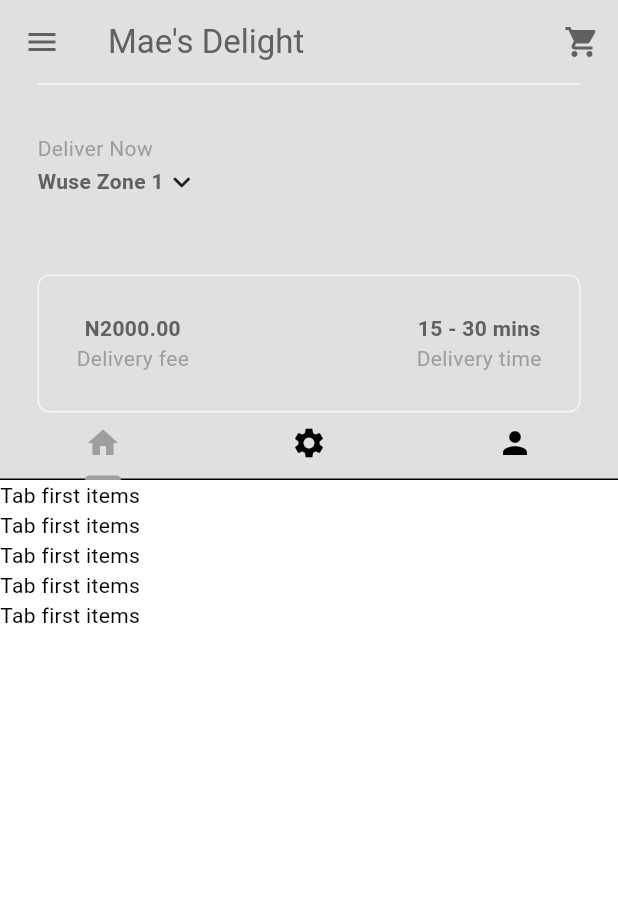
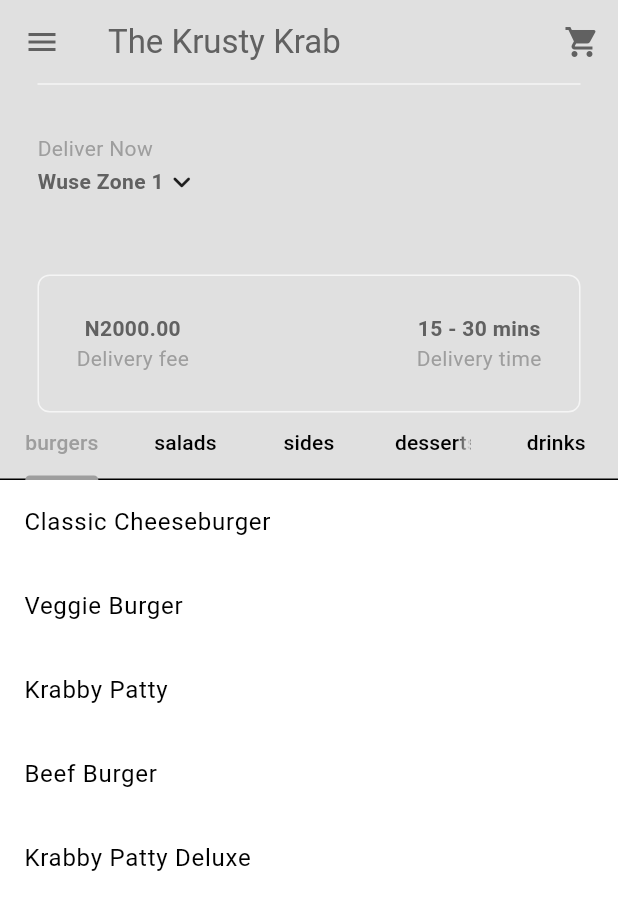
Before and after one commit to dr33k/delivr, a Flutter app: the screen it shows after launch, after a tap on "Sign In", on a phone screen of 412 x 824 dp. Shown: the top 910 px of the screen. Run offline on Flutter 3.47's test engine with Material 3 defaults, Android fonts, the phone set to English and light mode, and no system bars; our stand-ins replace bloc, cloud_firestore, firebase_auth, firebase_core, rxdart; missing offline and left inert: dart:ffi; accounts and stored records are empty.

Commit message:
Implemented TabView for FoodList by category

```diff
--- a/lib/components/app_sliver_app_bar.dart
+++ b/lib/components/app_sliver_app_bar.dart
@@ -15,7 +15,7 @@ class AppSliverAppBar extends StatelessWidget {
     return SliverAppBar(
       backgroundColor:Theme.of(context).colorScheme.background,
       foregroundColor:Theme.of(context).colorScheme.inversePrimary,
-      title: const Text('Mae\'s Delight'),
+      title: const Text('The Krusty Krab'),
       flexibleSpace: FlexibleSpaceBar(
           background: Padding(
             padding: const EdgeInsets.only(bottom: 20.0),
--- a/lib/components/app_tab_bar.dart
+++ b/lib/components/app_tab_bar.dart
@@ -1,3 +1,6 @@
+import 'dart:ffi';
+
+import 'package:delivr/models/food.dart';
 import 'package:flutter/cupertino.dart';
 import 'package:flutter/material.dart';
 
@@ -6,22 +9,20 @@ class AppTabBar extends StatelessWidget {
 
   const AppTabBar({super.key, required this.controller});
 
+  List<Tab> _buildCategoryTabs(){
+    return FoodCategory.values.map((c) {
+      return Tab(
+        text: c.toString().split('.').last,
+      );
+    }).toList();
+  }
+
   @override
   Widget build(BuildContext context) {
     return Container(
       child: TabBar(
         controller: controller,
-        tabs: [
-          Tab(
-            icon: Icon(Icons.home)
-          ),
-          Tab(
-            icon: Icon(Icons.settings)
-          ),
-          Tab(
-            icon: Icon(Icons.person)
-          )
-        ],
+        tabs: _buildCategoryTabs()
       ),
     );
   }
--- a/lib/main.dart
+++ b/lib/main.dart
@@ -1,7 +1,6 @@
 import 'package:bloc/bloc.dart';
 import 'package:delivr/auth/login_or_register.dart';
-import 'package:delivr/screens/login_screen.dart';
-import 'package:delivr/screens/register_screen.dart';
+import 'package:delivr/models/restaurant.dart';
 import 'package:delivr/simple_bloc_observer.dart';
 import 'package:delivr/themes/theme_provider.dart';
 import 'package:flutter/material.dart';
@@ -11,10 +10,14 @@ void main() async {
   WidgetsFlutterBinding.ensureInitialized();
   Bloc.observer = SimpleBlocObserver();
 
-  runApp(ChangeNotifierProvider(
-      create: (themeData) => ThemeProvider(),
-      child: const MyApp()
-  ));
+  runApp(
+    MultiProvider(
+        providers: [
+      ChangeNotifierProvider(create: (context) => ThemeProvider()),
+      ChangeNotifierProvider(create: (context)=> Restaurant())
+    ],
+    child: const MyApp(),),
+  );
 }
 
 class MyApp extends StatelessWidget{
--- a/lib/models/restaurant.dart
+++ b/lib/models/restaurant.dart
@@ -1,6 +1,7 @@
 import 'package:delivr/models/food.dart';
+import 'package:flutter/cupertino.dart';
 
-class Restaurant{
+class Restaurant extends ChangeNotifier{
   final List<Food> menu = [
     Food(
       name: 'Classic Cheeseburger',
@@ -26,7 +27,7 @@ class Restaurant{
       ]
     ),
     Food(
-      name: 'Hamburger',
+      name: 'Krabby Patty',
       description: 'A burger composing of ham, onions and pickles. Topped with soft fresh bread and ordered with a side of drinks',
       imagePath: 'lib/images/burgers/b3.jpeg',
       price: 1.99,
@@ -46,7 +47,7 @@ class Restaurant{
       ]
     ),
     Food(
-      name: 'Chicken Burger',
+      name: 'Krabby Patty Deluxe',
       description: 'A juicy chicken patty with melted cheddar, lettuce tomatoes , onions and pickles',
       imagePath: 'lib/images/burgers/b1.jpeg',
       price: 4.99,
@@ -169,7 +170,7 @@ class Restaurant{
 
     //salads
     Food(
-        name: 'A Salad',
+        name: 'Caesar Salad',
         description: 'A Fresh mix of greens, veggies, and tangy dressing.',
         imagePath: 'lib/images/salads/s1.jpg',
         price: 4.99,
@@ -177,7 +178,7 @@ class Restaurant{
         availableAddons: []
     ),
     Food(
-        name: 'B Salad',
+        name: 'Greek Salad',
         description: 'B Fresh mix of greens, veggies, and tangy dressing.',
         imagePath: 'lib/images/salads/s2.jpg',
         price: 2.99,
@@ -185,7 +186,7 @@ class Restaurant{
         availableAddons: []
     ),
     Food(
-        name: 'C Salad',
+        name: 'Quinola Salad',
         description: 'C Fresh mix of greens, veggies, and tangy dressing.',
         imagePath: 'lib/images/salads/s3.jpg',
         price: 5.99,
@@ -193,7 +194,7 @@ class Restaurant{
         availableAddons: []
     ),
     Food(
-        name: 'D Salad',
+        name: 'Asian Sesame Salad',
         description: 'D Fresh mix of greens, veggies, and tangy dressing.',
         imagePath: 'lib/images/salads/s4.jpg',
         price: 3.99,
@@ -201,7 +202,7 @@ class Restaurant{
         availableAddons: []
     ),
     Food(
-        name: 'E Salad',
+        name: 'Southwest Salad',
         description: 'E Fresh mix of greens, veggies, and tangy dressing.',
         imagePath: 'lib/images/salads/s5.jpg',
         price: 6.99,
--- a/lib/screens/home_screen.dart
+++ b/lib/screens/home_screen.dart
@@ -1,9 +1,12 @@
+import 'dart:core';
+
 import 'package:delivr/components/app_current_location.dart';
 import 'package:delivr/components/app_delivery.dart';
 import 'package:delivr/components/app_drawer.dart';
 import 'package:delivr/components/app_sliver_app_bar.dart';
 import 'package:delivr/components/app_tab_bar.dart';
-import 'package:delivr/themes/theme_provider.dart';
+import 'package:delivr/models/food.dart';
+import 'package:delivr/models/restaurant.dart';
 import 'package:flutter/material.dart';
 import 'package:provider/provider.dart';
 
@@ -21,12 +24,32 @@ class _HomeScreenState extends State<HomeScreen> with SingleTickerProviderStateM
   @override
   void initState(){
     super.initState();
-    _tabController = TabController(length: 3, vsync: this);
+    _tabController = TabController(length: FoodCategory.values.length, vsync: this);
   }
   @override
   void dispose(){
     _tabController.dispose();
     super.dispose();
+  }
+
+  List<Food> _filterMenuByCategory(FoodCategory category, List<Food> fullMenu){
+    return fullMenu.where((element) => element.category == category).toList();
+  }
+
+  List<Widget> _sortFood(List<Food> fullMenu){
+    return FoodCategory.values.map((category) {
+      List<Food> categories = _filterMenuByCategory(category, fullMenu);
+
+      return ListView.builder(
+          itemCount: categories.length,
+          physics: const NeverScrollableScrollPhysics(),
+          padding: EdgeInsets.zero,
+          itemBuilder: (context, index){
+        return ListTile(
+          title: Text(categories[index].name),
+        );
+      });
+    }).toList();
   }
 
   @override
@@ -55,23 +78,12 @@ class _HomeScreenState extends State<HomeScreen> with SingleTickerProviderStateM
                 Delivery()
               ],
             ))],
-        body: TabBarView(
-          controller: _tabController,
-          children: [
-            ListView.builder(
-                itemCount: 5,
-                itemBuilder: (context, index)=> Text('Tab first items')
-            ),ListView.builder(
-                itemCount: 5,
-                itemBuilder: (context, index)=> Text('Tab second items')
-            ),ListView.builder(
-                itemCount: 5,
-                itemBuilder: (context, index)=> Text('Tab last items')
-            ),
-
-
-          ],
-        ),
+        body: Consumer<Restaurant>(
+          builder: (context, restaurant, child) => TabBarView(
+              controller: _tabController,
+              children: _sortFood(restaurant.menu)
+          ),
+        )
       ),
     );
   }
```
Also changed, not shown: pubspec.yaml (+5 -5 lines).
